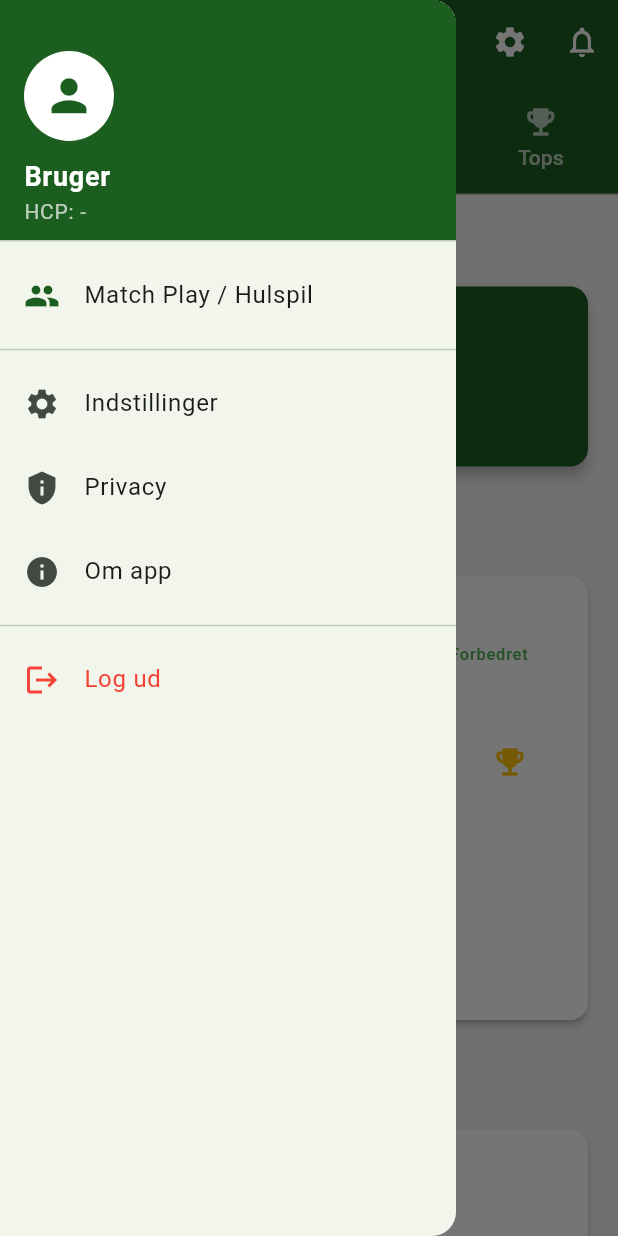
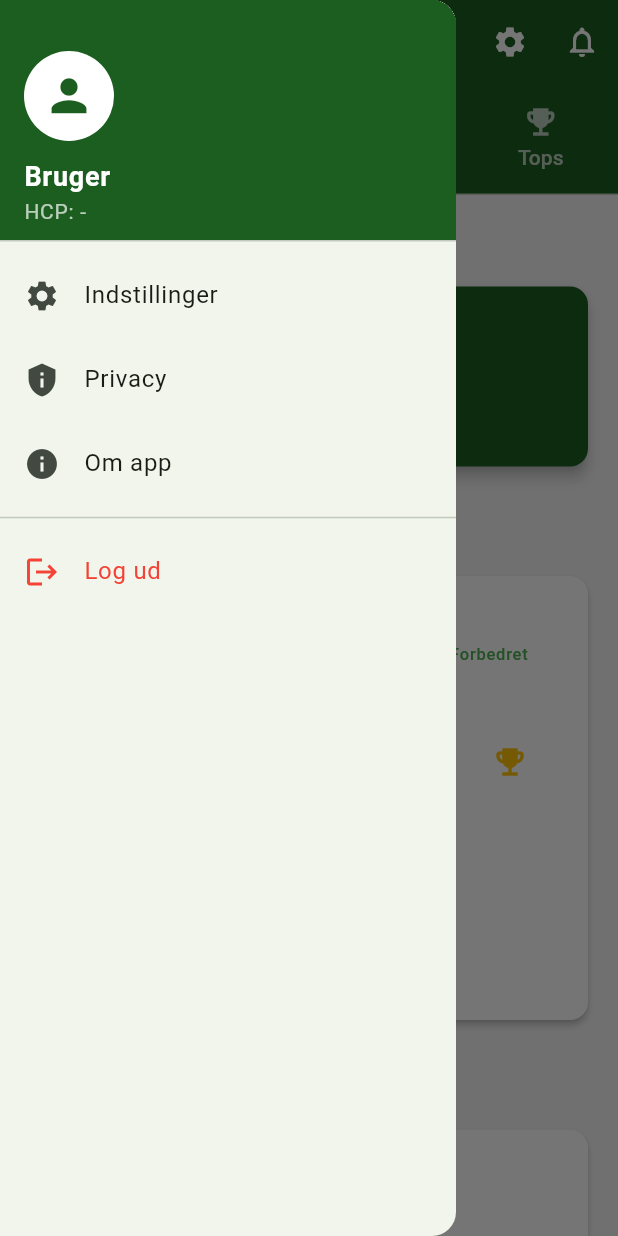
Before and after one commit to Dansk-Golf-Union/dgu-scorekort, a Flutter app: the HomeScreen screen opened by its route, with the side drawer open, on a phone screen of 412 x 824 dp. Run offline on Flutter 3.47's test engine with Material 3 defaults, Android fonts, the phone set to English and light mode, and no system bars; our stand-ins replace cloud_firestore, firebase_core, go_router, google_fonts, shared_preferences; missing offline and left inert: dart:html; accounts and stored records are empty.

Commit message:
UX: Remove Match Play from hamburger menu (accessible from scorecard setup only)

```diff
--- a/lib/screens/home_screen.dart
+++ b/lib/screens/home_screen.dart
@@ -113,15 +113,6 @@ class _HomeScreenState extends State<HomeScreen> with SingleTickerProviderStateM
                 ],
               ),
             ),
-            ListTile(
-              leading: const Icon(Icons.people, color: AppTheme.dguGreen),
-              title: const Text('Match Play / Hulspil'),
-              onTap: () {
-                Navigator.pop(context);
-                context.go('/match-play');
-              },
-            ),
-            const Divider(),
             ListTile(
               leading: const Icon(Icons.settings),
               title: const Text('Indstillinger'),
```
